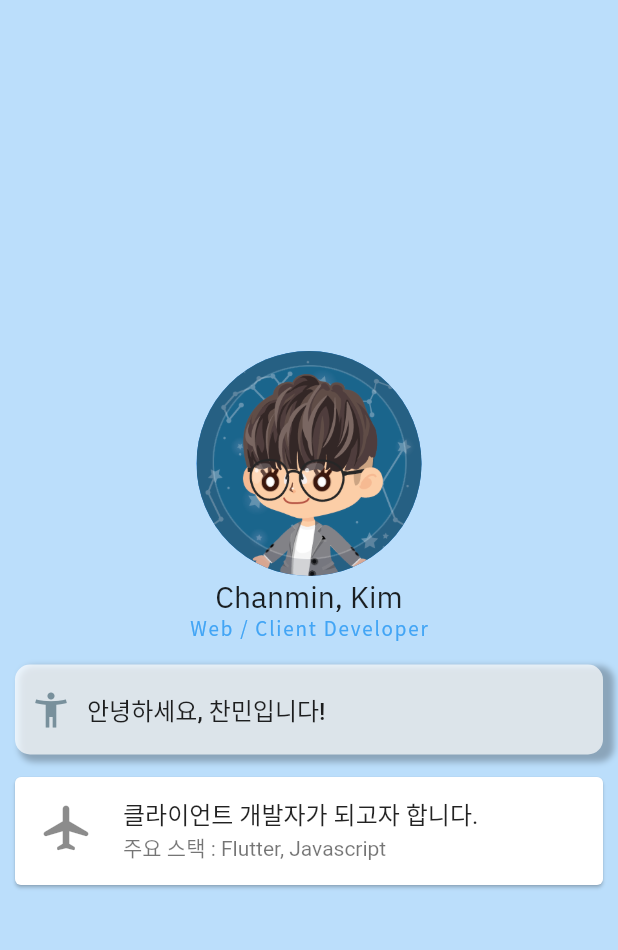
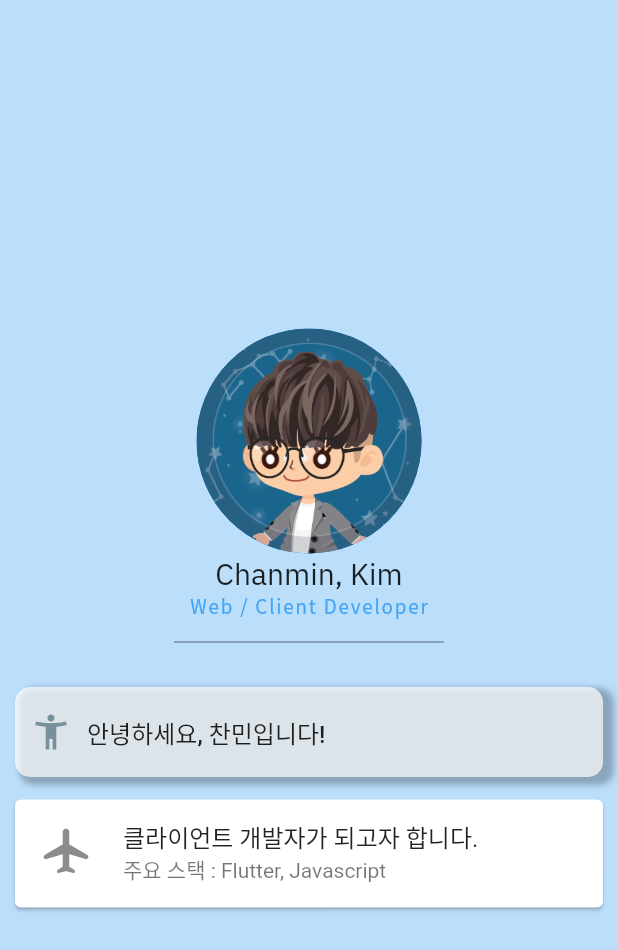
Before and after one commit to C17AN/i-love-flutter, a Flutter app: the screen it shows after launch, on a phone screen of 412 x 824 dp. Shown: the top 950 px of the screen. Run offline on Flutter 3.47's test engine with Material 2 defaults, Android fonts, the phone set to English and light mode, and no system bars.

Commit message:
feat: 섹션 6 마무리

```diff
--- a/mi_card_flutter-master/lib/main.dart
+++ b/mi_card_flutter-master/lib/main.dart
@@ -40,6 +40,13 @@ class MyApp extends StatelessWidget {
                         color: Colors.blue[400],
                         letterSpacing: 1.2),
                   ),
+                  SizedBox(
+                      height: 30,
+                      width: 180,
+                      child: Divider(
+                        height: 1,
+                        color: Colors.black54,
+                      )),
                   Container(
                     padding: EdgeInsets.all(10),
                     margin: EdgeInsets.symmetric(horizontal: 10, vertical: 15),
```
